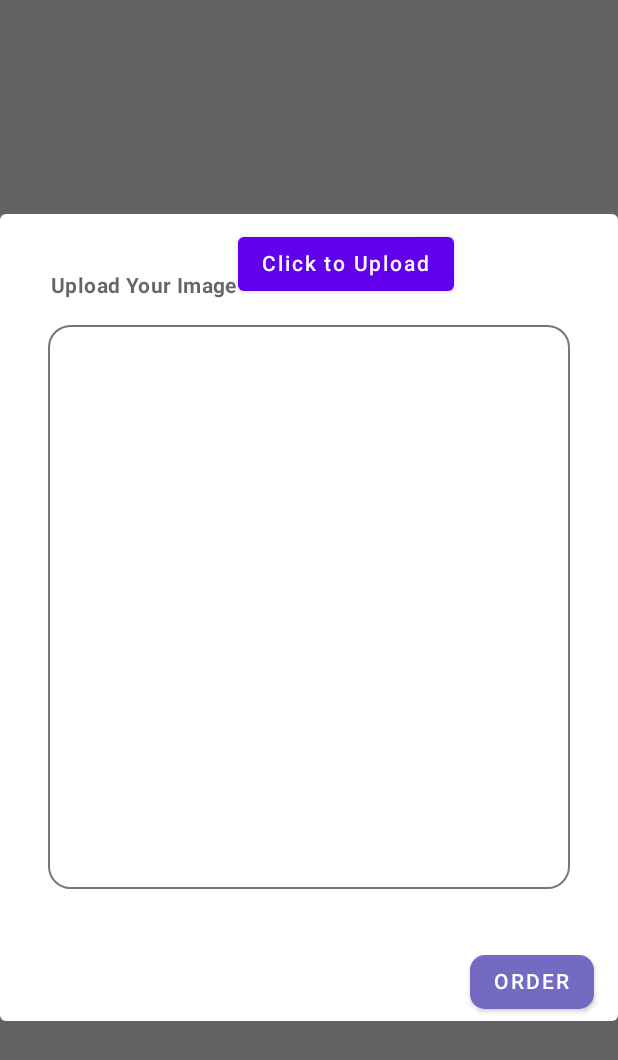
After one commit to supreet-2003/AanandSeva, an Android app built with Jetpack Compose: the composable MedPop shown on its own in the app's theme, on a phone screen of 412 x 824 dp. The commit adds this screen. Shown: the top 1060 px of the screen. Run offline under Robolectric (Android 15) with nearby library versions, the phone set to English and light mode, and no system bars.

Commit message:
merged codes

```diff
--- a/composeApp/src/androidMain/kotlin/org/example/anandsevakmp/MainActivity.kt
+++ b/composeApp/src/androidMain/kotlin/org/example/anandsevakmp/MainActivity.kt
@@ -8,6 +8,7 @@ import MedScreen
 
 
 import Navigation
+
 import UserDetails
 import android.os.Bundle
 import androidx.activity.ComponentActivity
--- /dev/null
+++ b/composeApp/src/commonMain/kotlin/MedPop.kt
@@ -0,0 +1,108 @@
+import androidx.compose.foundation.layout.Arrangement
+import androidx.compose.foundation.layout.Column
+import androidx.compose.foundation.layout.Row
+import androidx.compose.foundation.layout.fillMaxSize
+import androidx.compose.foundation.layout.fillMaxWidth
+import androidx.compose.foundation.layout.height
+import androidx.compose.foundation.layout.padding
+import androidx.compose.foundation.shape.RoundedCornerShape
+import androidx.compose.material.AlertDialog
+import androidx.compose.material.Button
+import androidx.compose.material.ButtonDefaults
+import androidx.compose.material.Card
+import androidx.compose.material.Text
+import androidx.compose.material3.OutlinedTextField
+import androidx.compose.runtime.Composable
+import androidx.compose.runtime.collectAsState
+import androidx.compose.runtime.getValue
+import androidx.compose.runtime.mutableStateOf
+import androidx.compose.runtime.remember
+import androidx.compose.runtime.rememberCoroutineScope
+import androidx.compose.runtime.setValue
+import androidx.compose.ui.Alignment
+import androidx.compose.ui.Modifier
+import androidx.compose.ui.graphics.Color
+import androidx.compose.ui.text.font.FontStyle
+import androidx.compose.ui.text.font.FontWeight
+import androidx.compose.ui.unit.dp
+import androidx.compose.ui.window.Dialog
+import androidx.navigation.NavHostController
+import kotlinx.coroutines.launch
+//import kotlin.ImagePicker
+import org.jetbrains.compose.ui.tooling.preview.Preview
+
+@Composable
+fun MedPop(
+    onDismiss:()->Unit
+){
+//    val imagePicker = ImagePicker()
+//    val coroutineScope = rememberCoroutineScope() // Create a CoroutineScope
+//    val imageData by imagePicker.pickImage().collectAsState(initial = null)
+
+    AlertDialog( onDismissRequest = onDismiss ,
+                text = {
+                    Column (
+                        modifier = Modifier.fillMaxWidth()
+                    ){
+                        Row {
+                            Text(
+                                "Upload Your Image",
+                                modifier = Modifier.padding(top = 30.dp, start = 10.dp,),
+                                fontWeight = FontWeight.Bold
+                            )
+                            Button(
+                                modifier = Modifier.align(Alignment.CenterVertically), onClick = {
+//                                    coroutineScope.launch {
+//                                        imagePicker.pickImage().collectLatest { imageData ->
+//                                            selectedImage = imageData
+//                                        }
+//                                    }
+                                }
+                           ){
+                                Text("Click to Upload")
+                            }
+                        }
+                        OutlinedTextField(
+                            value = "", onValueChange = {},
+                            modifier = Modifier.fillMaxWidth().height(400.dp).padding(8.dp),
+                            label = {"Description"}, shape = RoundedCornerShape(15.dp)
+                        )
+
+
+                    }
+            }, confirmButton = {
+
+                    Button(colors = ButtonDefaults.buttonColors(backgroundColor = AppColors.SoftPurple,contentColor = Color.White)
+                        , shape = RoundedCornerShape(10.dp),modifier = Modifier.padding(end = 8.dp),
+                        onClick = {
+                            onDismiss()
+                        },
+                    ) {
+                        Text(text = "ORDER")
+
+                    }
+                }
+
+
+            )
+
+    }
+
+
+//@Preview
+//@Composable
+//fun PopUpScreen(){
+//Column (
+//modifier = Modifier.fillMaxSize()
+//){
+//    Text("Upload Your Image", modifier = Modifier.padding(top = 30.dp, start = 10.dp, ), fontWeight = FontWeight.Bold)
+//    OutlinedTextField(
+//        value = "", onValueChange = {},
+//        modifier = Modifier.fillMaxSize().height(400.dp).padding(8.dp),
+//        label = {"Description"}, shape = RoundedCornerShape(15.dp)
+//    )
+//
+//
+//}
+//
+//}
--- a/composeApp/src/commonMain/kotlin/NavGraph.kt
+++ b/composeApp/src/commonMain/kotlin/NavGraph.kt
@@ -19,6 +19,6 @@ fun Navigation(){
             UserDetails(navController,backStackEntry.arguments?.getString("id")!!)
         }
         composable("screen5") {MedScreen(navController)}
-
+//        composable("screen6") {MedPop(navController)}
     }
-}
+    }
```
Also changed, not shown: composeApp/build.gradle.kts (+7 -2 lines), composeApp/src/commonMain/kotlin/MedOrder.kt (+61 -42 lines), composeApp/src/commonMain/kotlin/OrderingMed.kt (+59 -35 lines).
